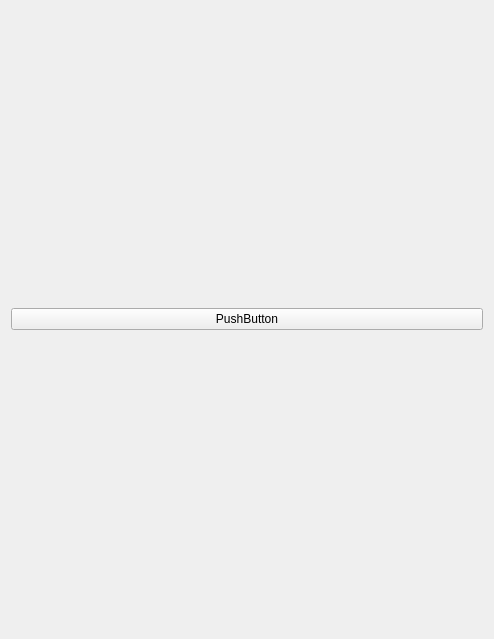
This is sem3/projectQt/homewidget.ui in naztes0/University as Qt 5 draws it before an edit. The edited form follows.
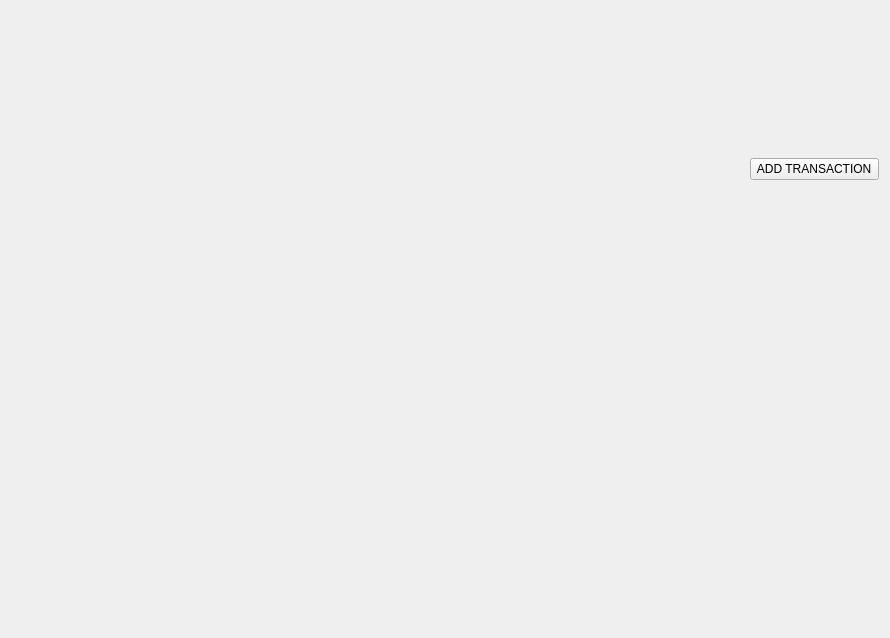
This is the edited form. Icons and pictures are not drawn.

Commit message: Completed addTransactionDialog and adjusted all things in ui part

What changed in the file:
```diff
--- a/sem3/projectQt/homewidget.ui
+++ b/sem3/projectQt/homewidget.ui
@@ -6,8 +6,8 @@
    <rect>
     <x>0</x>
     <y>0</y>
-    <width>494</width>
-    <height>639</height>
+    <width>890</width>
+    <height>638</height>
    </rect>
   </property>
   <property name="windowTitle">
@@ -15,12 +15,48 @@
   </property>
   <layout class="QGridLayout" name="gridLayout">
    <item row="0" column="0">
+    <spacer name="horizontalSpacer">
+     <property name="orientation">
+      <enum>Qt::Orientation::Horizontal</enum>
+     </property>
+     <property name="sizeHint" stdset="0">
+      <size>
+       <width>500</width>
+       <height>20</height>
+      </size>
+     </property>
+    </spacer>
+   </item>
+   <item row="0" column="1">
     <widget class="QPushButton" name="addTrPushButton">
+     <property name="enabled">
+      <bool>true</bool>
+     </property>
      <property name="text">
-      <string>PushButton</string>
+      <string> ADD TRANSACTION </string>
+     </property>
+     <property name="icon">
+      <iconset resource="resource.qrc">
+       <normaloff>:/img/img/multiple.svg</normaloff>:/img/img/multiple.svg</iconset>
      </property>
     </widget>
    </item>
+   <item row="1" column="1">
+    <spacer name="verticalSpacer">
+     <property name="orientation">
+      <enum>Qt::Orientation::Vertical</enum>
+     </property>
+     <property name="sizeType">
+      <enum>QSizePolicy::Policy::Preferred</enum>
+     </property>
+     <property name="sizeHint" stdset="0">
+      <size>
+       <width>20</width>
+       <height>300</height>
+      </size>
+     </property>
+    </spacer>
+   </item>
   </layout>
  </widget>
  <resources/>
```
Left out of the diff: 4 changed lines with no effect on the pictures. The commit also changes 9 other files.
